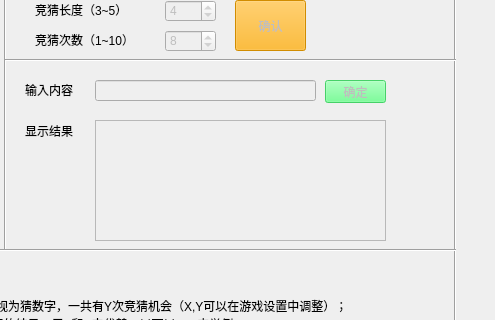
Before: the Qt Designer form productBox/GuessNumber/guessNumberWindow.ui in dumao99read/GoodGoodStudy, drawn with Qt 5; both pictures show x 305 to 800 and y 93 to 413 of the 800 by 600 pixel window.
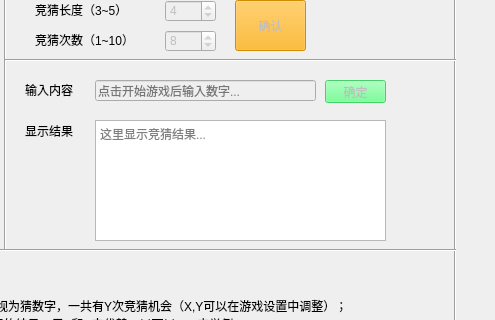
After: the same form once the commit is applied.

The edit to the form file:
```diff
--- a/productBox/GuessNumber/guessNumberWindow.ui
+++ b/productBox/GuessNumber/guessNumberWindow.ui
@@ -159,21 +159,8 @@
     <property name="text">
      <string/>
     </property>
-   </widget>
-   <widget class="QTextEdit" name="textEdit">
-    <property name="enabled">
-     <bool>false</bool>
-    </property>
-    <property name="geometry">
-     <rect>
-      <x>400</x>
-      <y>190</y>
-      <width>291</width>
-      <height>121</height>
-     </rect>
-    </property>
     <property name="placeholderText">
-     <string/>
+     <string>点击开始游戏后输入数字...</string>
     </property>
    </widget>
    <widget class="QPushButton" name="pushButton_confirm">
@@ -366,6 +353,19 @@
      <enum>Qt::Horizontal</enum>
     </property>
    </widget>
+   <widget class="QTextBrowser" name="textBrowser">
+    <property name="geometry">
+     <rect>
+      <x>400</x>
+      <y>190</y>
+      <width>291</width>
+      <height>121</height>
+     </rect>
+    </property>
+    <property name="placeholderText">
+     <string>这里显示竞猜结果...</string>
+    </property>
+   </widget>
   </widget>
   <widget class="QMenuBar" name="menubar">
    <property name="geometry">
```
Left out of the diff: 4 changed lines with no effect on the pictures.
